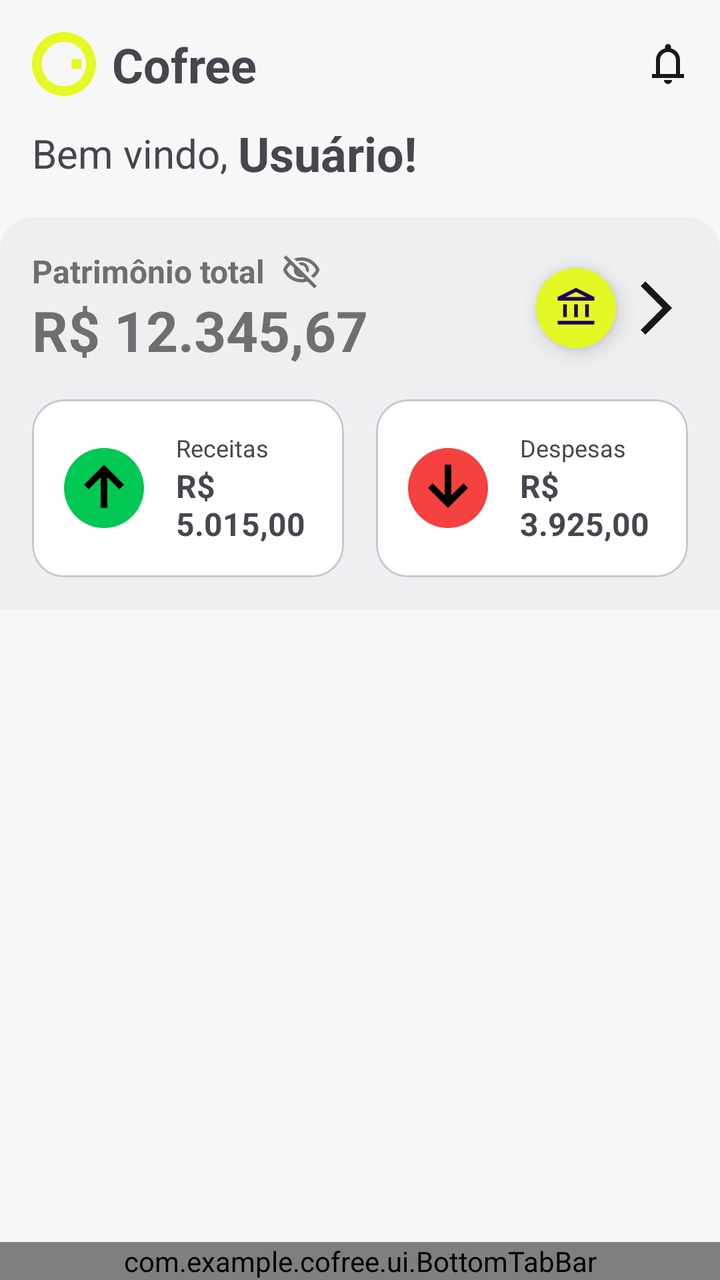
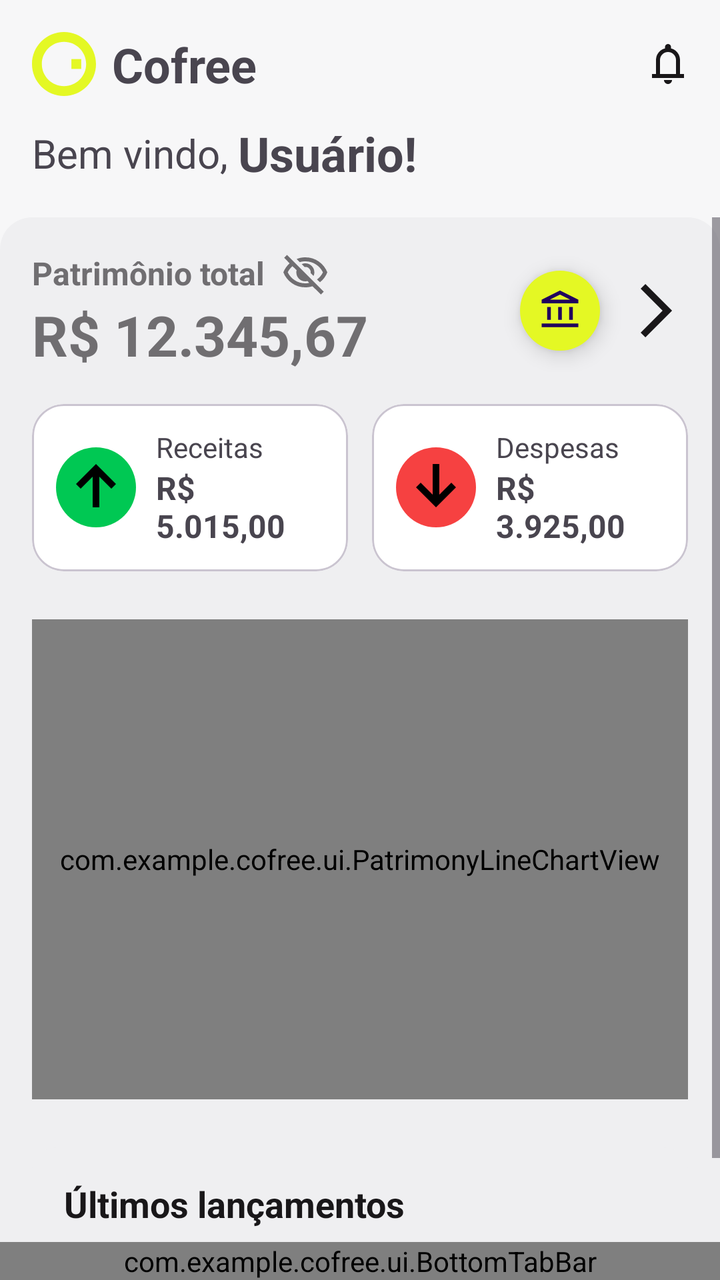

Screens rendered from an Android XML layout before and after an edit, with the pre-edit source and the edit as a unified diff.
<!-- AndroidManifest.xml: application theme Theme.Cofree -->
<!-- res/layout/activity_home.xml -->
<?xml version="1.0" encoding="utf-8"?>
<androidx.constraintlayout.widget.ConstraintLayout xmlns:android="http://schemas.android.com/apk/res/android"
    xmlns:app="http://schemas.android.com/apk/res-auto"
    xmlns:tools="http://schemas.android.com/tools"
    android:id="@+id/main"
    android:layout_width="match_parent"
    android:layout_height="match_parent"
    android:background="@color/primary"
    tools:context=".activities.Home">

    <LinearLayout
        android:id="@+id/header"
        android:layout_width="match_parent"
        android:layout_height="wrap_content"
        android:background="@color/primary"
        android:orientation="vertical"
        android:paddingHorizontal="16dp"
        android:paddingVertical="16dp"

        app:layout_constraintEnd_toEndOf="parent"
        app:layout_constraintStart_toStartOf="parent"
        app:layout_constraintTop_toTopOf="parent">

        <LinearLayout
            android:layout_width="match_parent"
            android:layout_height="wrap_content"
            android:gravity="center"
            android:orientation="horizontal">

            <LinearLayout
                android:layout_width="0dp"
                android:layout_height="wrap_content"
                android:layout_weight="1"
                android:gravity="center_vertical"
                android:orientation="horizontal">

                <ImageView
                    android:layout_width="32dp"
                    android:layout_height="32dp"
                    android:src="@drawable/logo" />

                <TextView
                    android:layout_width="0dp"
                    android:layout_height="wrap_content"
                    android:layout_marginLeft="8dp"
                    android:layout_weight="1"
                    android:text="Cofree"
                    android:textSize="24sp"
                    android:textStyle="bold" />
            </LinearLayout>

            <ImageView
                android:layout_width="20dp"
                android:layout_height="20dp"
                android:src="@drawable/ic_notifications" />

        </LinearLayout>

        <LinearLayout
            android:layout_width="match_parent"
            android:layout_height="wrap_content"
            android:layout_marginTop="12dp"
            android:gravity="center_vertical"
            android:orientation="horizontal">

            <TextView
                android:layout_width="wrap_content"
                android:layout_height="wrap_content"
                android:text="Bem vindo, "
                android:textSize="20sp" />

            <TextView
                android:id="@+id/nome_usuario"
                android:layout_width="wrap_content"
                android:layout_height="wrap_content"
                android:text="Usuário!"
                android:textSize="24sp"
                android:textStyle="bold" />
        </LinearLayout>
    </LinearLayout>

    <ScrollView
        android:layout_width="match_parent"
        android:layout_height="wrap_content"
        app:layout_constraintEnd_toEndOf="parent"
        app:layout_constraintStart_toStartOf="parent"
        app:layout_constraintTop_toBottomOf="@id/header">

        <LinearLayout
            android:layout_width="match_parent"
            android:layout_height="match_parent"
            android:background="@drawable/bg_home_main"
            android:orientation="vertical"
            android:paddingHorizontal="16dp"
            android:paddingBottom="16dp">

            <LinearLayout
                android:layout_width="match_parent"
                android:layout_height="wrap_content"
                android:layout_marginTop="16dp"
                android:gravity="center_vertical"
                android:orientation="horizontal">

                <LinearLayout
                    android:layout_width="0dp"
                    android:layout_height="wrap_content"
                    android:layout_weight="1"
                    android:orientation="vertical">

                    <LinearLayout
                        android:layout_width="wrap_content"
                        android:layout_height="wrap_content"
                        android:gravity="center_vertical"
                        android:orientation="horizontal">

                        <TextView
                            android:layout_width="wrap_content"
                            android:layout_height="wrap_content"
                            android:text="Patrimônio total"
                            android:textColor="@color/text_secondary"
                            android:textSize="16sp"
                            android:textStyle="bold" />

                        <ImageView
                            android:layout_width="20dp"
                            android:layout_height="20dp"
                            android:layout_marginLeft="8dp"
                            android:src="@drawable/ic_visibility_off" />
                    </LinearLayout>

                    <TextView
                        android:id="@+id/txt_saldo"
                        android:layout_width="wrap_content"
                        android:layout_height="wrap_content"
                        android:text="R$ 12.345,67"
                        android:textColor="@color/text_secondary"
                        android:textSize="28sp"
                        android:textStyle="bold" />
                </LinearLayout>

                <com.google.android.material.floatingactionbutton.FloatingActionButton
                    android:id="@+id/button_contas"
                    android:layout_width="40dp"
                    android:layout_height="40dp"
                    android:contentDescription="Contas"
                    android:src="@drawable/ic_account_balance"
                    app:backgroundTint="@color/green_cofree"
                    app:fabCustomSize="40dp"
                    app:maxImageSize="22dp"

                    app:shapeAppearanceOverlay="@style/ShapeAppearance.Cofree.Circle" />


                <ImageView
                    android:layout_width="32dp"
                    android:layout_height="32dp"
                    android:src="@drawable/ic_chevron_right" />


            </LinearLayout>

            <LinearLayout
                android:layout_width="match_parent"
                android:layout_height="wrap_content"
                android:layout_marginTop="16dp"
                android:gravity="center_vertical"
                android:orientation="horizontal">

                
                <com.google.android.material.card.MaterialCardView
                    android:layout_width="0dp"
                    android:layout_height="wrap_content"
                    android:layout_marginEnd="8dp"
                    android:layout_weight="1"
                    app:cardBackgroundColor="@color/surface"
                    app:cardCornerRadius="16dp"
                    app:cardElevation="0dp">

                    <LinearLayout
                        android:id="@+id/button_receitas"
                        android:layout_width="match_parent"
                        android:layout_height="match_parent"
                        android:gravity="center_vertical"
                        android:orientation="horizontal"
                        android:padding="16dp">

                        <ImageView
                            android:layout_width="40dp"
                            android:layout_height="40dp"
                            android:background="@drawable/bg_circle_income"
                            android:src="@drawable/ic_arrow_up" />

                        <LinearLayout
                            android:layout_width="0dp"
                            android:layout_height="wrap_content"
                            android:layout_marginStart="16dp"
                            android:layout_weight="1"
                            android:orientation="vertical">

                            <TextView
                                android:layout_width="wrap_content"
                                android:layout_height="wrap_content"
                                android:text="Receitas"
                                android:textSize="12sp" />

                            <TextView
                                android:layout_width="wrap_content"
                                android:layout_height="wrap_content"
                                android:text="R$ 5.015,00"
                                android:textSize="16sp"
                                android:textStyle="bold" />

                        </LinearLayout>

                    </LinearLayout>

                </com.google.android.material.card.MaterialCardView>

                <com.google.android.material.card.MaterialCardView
                    android:layout_width="0dp"
                    android:layout_height="wrap_content"
                    android:layout_marginStart="8dp"
                    android:layout_weight="1"
                    app:cardBackgroundColor="@color/surface"
                    app:cardCornerRadius="16dp"
                    app:cardElevation="0dp">

                    <LinearLayout
                        android:id="@+id/button_despesas"
                        android:layout_width="match_parent"
                        android:layout_height="match_parent"
                        android:gravity="center_vertical"
                        android:orientation="horizontal"
                        android:padding="16dp">

                        <ImageView
                            android:layout_width="40dp"
                            android:layout_height="40dp"
                            android:background="@drawable/bg_circle_expense"
                            android:src="@drawable/ic_arrow_down" />

                        <LinearLayout
                            android:layout_width="0dp"
                            android:layout_height="wrap_content"
                            android:layout_marginStart="16dp"
                            android:layout_weight="1"
                            android:orientation="vertical">

                            <TextView
                                android:layout_width="wrap_content"
                                android:layout_height="wrap_content"
                                android:text="Despesas"
                                android:textSize="12sp" />

                            <TextView
                                android:layout_width="wrap_content"
                                android:layout_height="wrap_content"
                                android:text="R$ 3.925,00"
                                android:textSize="16sp"
                                android:textStyle="bold" />

                        </LinearLayout>

                    </LinearLayout>

                </com.google.android.material.card.MaterialCardView>

                


            </LinearLayout>
        </LinearLayout>


    </ScrollView>

    <com.example.cofree.ui.BottomTabBar
        android:layout_width="match_parent"
        android:layout_height="wrap_content"
        app:layout_constraintBottom_toBottomOf="parent"
        app:layout_constraintEnd_toEndOf="parent"
        app:layout_constraintStart_toStartOf="parent" />
</androidx.constraintlayout.widget.ConstraintLayout>
<!-- resources referenced by this layout -->
<resources>
  <color name="green_cofree">#e4f824</color>
  <color name="primary">#f7f7f8</color>
  <color name="surface">#ffffff</color>
  <color name="text_secondary">#706e71</color>
  <!-- drawable bg_circle_expense (drawable) -->
  <shape xmlns:android="http://schemas.android.com/apk/res/android"
      android:shape="oval">
  
      <solid android:color="@color/expense" />
  
  </shape>
  <!-- drawable bg_circle_income (drawable) -->
  <shape xmlns:android="http://schemas.android.com/apk/res/android"
      android:shape="oval">
  
      <solid android:color="@color/income" />
  
  </shape>
  <!-- drawable bg_home_main (drawable) -->
  <?xml version="1.0" encoding="utf-8"?>
  <shape xmlns:android="http://schemas.android.com/apk/res/android"
      android:shape="rectangle">
  
      <solid android:color="@color/medium" />
  
      <corners
          android:topLeftRadius="16dp"
          android:topRightRadius="16dp"
          android:bottomLeftRadius="0dp"
          android:bottomRightRadius="0dp" />
  
  </shape>
  <!-- drawable ic_arrow_down (drawable) -->
  <vector xmlns:android="http://schemas.android.com/apk/res/android" android:height="24dp" android:tint="#000000" android:viewportHeight="960" android:viewportWidth="960" android:width="24dp">
        
      <path android:fillColor="@android:color/white" android:pathData="M480,720L240,480L296,424L440,568L440,200L520,200L520,568L664,424L720,480L480,720Z"/>
      
  </vector>
  <!-- drawable ic_arrow_up (drawable) -->
  <vector xmlns:android="http://schemas.android.com/apk/res/android" android:height="24dp" android:tint="#000000" android:viewportHeight="960" android:viewportWidth="960" android:width="24dp">
        
      <path android:fillColor="@android:color/white" android:pathData="M440,720L440,352L296,496L240,440L480,200L720,440L664,496L520,352L520,720L440,720Z"/>
      
  </vector>
  <!-- drawable ic_chevron_right (drawable) -->
  <vector xmlns:android="http://schemas.android.com/apk/res/android" android:autoMirrored="true" android:height="24dp" android:tint="@color/text_primary" android:viewportHeight="960" android:viewportWidth="960" android:width="24dp">
        
      <path android:fillColor="@android:color/white" android:pathData="M321,880L250,809L579,480L250,151L321,80L721,480L321,880Z"/>
      
  </vector>
  <style name="ShapeAppearance.Cofree.Circle" parent="ShapeAppearance.Material3.Corner.Full" />
  <style name="Theme.Cofree" parent="Base.Theme.Cofree" />
  <color name="expense">#f64141</color>
  <color name="income">#00c853</color>
  <color name="medium">#efeff1</color>
  <color name="black">#FF000000</color>
  <color name="text_primary">#191719</color>
  <color name="transfer">#706e71</color>
  <style name="Base.Theme.Cofree" parent="Theme.Material3.DayNight.NoActionBar">
          <item name="colorPrimary">@color/text_primary</item>
          <item name="colorPrimaryContainer">@color/text_primary</item>
          <item name="colorAccent">@color/text_secondary</item>
          <item name="colorSurface">@color/surface</item>
          <item name="android:colorBackground">@color/primary</item>
  
      </style>
  <!-- unchanged entries left out for length: 4 -->
</resources>

<!-- the commit's change to res/layout/activity_home.xml (unified diff, before → after) -->
@@ -79,25 +79,31 @@
         </LinearLayout>
     </LinearLayout>
 
+
     <ScrollView
         android:layout_width="match_parent"
-        android:layout_height="wrap_content"
+        android:layout_height="0dp"
+        android:clipToPadding="false"
+        android:fillViewport="true"
+        android:paddingBottom="8dp"
+        app:layout_constraintBottom_toTopOf="@id/bottom_tab_bar"
         app:layout_constraintEnd_toEndOf="parent"
         app:layout_constraintStart_toStartOf="parent"
         app:layout_constraintTop_toBottomOf="@id/header">
 
         <LinearLayout
             android:layout_width="match_parent"
-            android:layout_height="match_parent"
+            android:layout_height="wrap_content"
             android:background="@drawable/bg_home_main"
             android:orientation="vertical"
             android:paddingHorizontal="16dp"
-            android:paddingBottom="16dp">
-
+            android:paddingTop="16dp"
+            android:paddingBottom="20dp">
+
+            
             <LinearLayout
                 android:layout_width="match_parent"
                 android:layout_height="wrap_content"
-                android:layout_marginTop="16dp"
                 android:gravity="center_vertical"
                 android:orientation="horizontal">
 
@@ -122,9 +128,11 @@
                             android:textStyle="bold" />
 
                         <ImageView
-                            android:layout_width="20dp"
-                            android:layout_height="20dp"
-                            android:layout_marginLeft="8dp"
+                            android:id="@+id/button_ocultar_saldo"
+                            android:layout_width="24dp"
+                            android:layout_height="24dp"
+                            android:layout_marginStart="8dp"
+                            android:contentDescription="Ocultar patrimônio"
                             android:src="@drawable/ic_visibility_off" />
                     </LinearLayout>
 
@@ -147,18 +155,18 @@
                     app:backgroundTint="@color/green_cofree"
                     app:fabCustomSize="40dp"
                     app:maxImageSize="22dp"
-
                     app:shapeAppearanceOverlay="@style/ShapeAppearance.Cofree.Circle" />
 
-
                 <ImageView
+                    android:id="@+id/button_evolucao_patrimonio"
                     android:layout_width="32dp"
                     android:layout_height="32dp"
+                    android:layout_marginStart="8dp"
+                    android:contentDescription="Ver evolução do patrimônio"
                     android:src="@drawable/ic_chevron_right" />
-
-
             </LinearLayout>
 
+            
             <LinearLayout
                 android:layout_width="match_parent"
                 android:layout_height="wrap_content"
@@ -166,11 +174,10 @@
                 android:gravity="center_vertical"
                 android:orientation="horizontal">
 
-                
                 <com.google.android.material.card.MaterialCardView
                     android:layout_width="0dp"
                     android:layout_height="wrap_content"
-                    android:layout_marginEnd="8dp"
+                    android:layout_marginEnd="6dp"
                     android:layout_weight="1"
                     app:cardBackgroundColor="@color/surface"
                     app:cardCornerRadius="16dp"
@@ -182,7 +189,7 @@
                         android:layout_height="match_parent"
                         android:gravity="center_vertical"
                         android:orientation="horizontal"
-                        android:padding="16dp">
+                        android:padding="12dp">
 
                         <ImageView
                             android:layout_width="40dp"
@@ -193,7 +200,7 @@
                         <LinearLayout
                             android:layout_width="0dp"
                             android:layout_height="wrap_content"
-                            android:layout_marginStart="16dp"
+                            android:layout_marginStart="10dp"
                             android:layout_weight="1"
                             android:orientation="vertical">
 
@@ -201,25 +208,23 @@
                                 android:layout_width="wrap_content"
                                 android:layout_height="wrap_content"
                                 android:text="Receitas"
-                                android:textSize="12sp" />
+                                android:textSize="14sp" />
 
                             <TextView
+                                android:id="@+id/txt_total_receitas"
                                 android:layout_width="wrap_content"
                                 android:layout_height="wrap_content"
                                 android:text="R$ 5.015,00"
                                 android:textSize="16sp"
                                 android:textStyle="bold" />
-
                         </LinearLayout>
-
                     </LinearLayout>
-
                 </com.google.android.material.card.MaterialCardView>
 
                 <com.google.android.material.card.MaterialCardView
                     android:layout_width="0dp"
                     android:layout_height="wrap_content"
-                    android:layout_marginStart="8dp"
+                    android:layout_marginStart="6dp"
                     android:layout_weight="1"
                     app:cardBackgroundColor="@color/surface"
                     app:cardCornerRadius="16dp"
@@ -231,7 +236,7 @@
                         android:layout_height="match_parent"
                         android:gravity="center_vertical"
                         android:orientation="horizontal"
-                        android:padding="16dp">
+                        android:padding="12dp">
 
                         <ImageView
                             android:layout_width="40dp"
@@ -242,7 +247,7 @@
                         <LinearLayout
                             android:layout_width="0dp"
                             android:layout_height="wrap_content"
-                            android:layout_marginStart="16dp"
+                            android:layout_marginStart="10dp"
                             android:layout_weight="1"
                             android:orientation="vertical">
 
@@ -250,34 +255,146 @@
                                 android:layout_width="wrap_content"
                                 android:layout_height="wrap_content"
                                 android:text="Despesas"
-                                android:textSize="12sp" />
+                                android:textSize="14sp" />
 
                             <TextView
+                                android:id="@+id/txt_total_despesas"
                                 android:layout_width="wrap_content"
                                 android:layout_height="wrap_content"
                                 android:text="R$ 3.925,00"
                                 android:textSize="16sp"
                                 android:textStyle="bold" />
-
                         </LinearLayout>
-
                     </LinearLayout>
-
                 </com.google.android.material.card.MaterialCardView>
-
-                
-
-
             </LinearLayout>
+
+            
+            <com.example.cofree.ui.PatrimonyLineChartView
+                android:id="@+id/grafico_evolucao_patrimonio"
+                android:layout_width="match_parent"
+                android:layout_height="240dp"
+                android:layout_marginTop="24dp"
+                android:background="@drawable/bg_patrimony_card" />
+
+            
+            <LinearLayout
+                android:layout_width="match_parent"
+                android:layout_height="wrap_content"
+                android:layout_marginTop="24dp"
+                android:background="@drawable/bg_patrimony_card"
+                android:orientation="vertical"
+                android:padding="16dp">
+
+                <TextView
+                    android:layout_width="wrap_content"
+                    android:layout_height="wrap_content"
+                    android:text="Últimos lançamentos"
+                    android:textColor="@color/text_primary"
+                    android:textSize="18sp"
+                    android:textStyle="bold" />
+
+            </LinearLayout>
+
+            <androidx.recyclerview.widget.RecyclerView
+                android:id="@+id/recycler_ultimos_lancamentos"
+                android:layout_width="match_parent"
+                android:layout_height="wrap_content"
+                android:layout_marginTop="8dp"
+                android:nestedScrollingEnabled="false"
+                tools:itemCount="5"
+                tools:listitem="@layout/item_movimentacao" />
+
         </LinearLayout>
-
-
     </ScrollView>
 
     <com.example.cofree.ui.BottomTabBar
+        android:id="@+id/bottom_tab_bar"
         android:layout_width="match_parent"
         android:layout_height="wrap_content"
         app:layout_constraintBottom_toBottomOf="parent"
         app:layout_constraintEnd_toEndOf="parent"
         app:layout_constraintStart_toStartOf="parent" />
 </androidx.constraintlayout.widget.ConstraintLayout>
+<!-- res/layout/item_movimentacao.xml (included above) -->
+<?xml version="1.0" encoding="utf-8"?>
+<LinearLayout xmlns:android="http://schemas.android.com/apk/res/android"
+    android:layout_width="match_parent"
+    android:layout_height="wrap_content"
+    android:orientation="vertical"
+    android:paddingVertical="12dp">
+
+    <LinearLayout
+        android:layout_width="match_parent"
+        android:layout_height="wrap_content"
+        android:gravity="center_vertical"
+        android:orientation="horizontal">
+
+        <ImageView
+            android:id="@+id/image_tipo_movimentacao"
+            android:layout_width="56dp"
+            android:layout_height="56dp"
+            android:padding="6dp"
+            android:src="@drawable/ic_wallet" />
+
+        <LinearLayout
+            android:layout_width="0dp"
+            android:layout_height="wrap_content"
+            android:layout_marginStart="16dp"
+            android:layout_weight="1"
+            android:orientation="vertical">
+
+            <TextView
+                android:id="@+id/text_titulo_movimentacao"
+                android:layout_width="match_parent"
+                android:layout_height="wrap_content"
+                android:text="Despesa"
+                android:textColor="@color/text_primary"
+                android:textSize="20sp" />
+
+            <TextView
+                android:id="@+id/text_detalhe_movimentacao"
+                android:layout_width="match_parent"
+                android:layout_height="wrap_content"
+                android:layout_marginTop="16dp"
+                android:text="Categoria"
+                android:textColor="@color/text_secondary"
+                android:textSize="16sp" />
+
+        </LinearLayout>
+
+        <LinearLayout
+            android:layout_width="wrap_content"
+            android:layout_height="wrap_content"
+            android:gravity="end"
+            android:orientation="vertical">
+
+            <TextView
+                android:id="@+id/text_valor_movimentacao"
+                android:layout_width="wrap_content"
+                android:layout_height="wrap_content"
+                android:text="R$ 100,00"
+                android:textColor="@color/expense"
+                android:textSize="20sp" />
+
+            <TextView
+                android:id="@+id/text_valor_secundario"
+                android:layout_width="wrap_content"
+                android:layout_height="wrap_content"
+                android:layout_marginTop="16dp"
+                android:text="Carteira"
+                android:textColor="@color/text_secondary"
+                android:textSize="16sp"
+                android:visibility="gone" />
+
+        </LinearLayout>
+
+    </LinearLayout>
+
+    <View
+        android:layout_width="match_parent"
+        android:layout_height="1dp"
+        android:layout_marginTop="12dp"
+        android:background="@color/text_secondary" />
+
+</LinearLayout>
<!-- resource entries referenced after the edit -->
@@ -32,6 +32,12 @@
           android:bottomRightRadius="0dp" />
   
   </shape>
+  <!-- drawable bg_patrimony_card (drawable) -->
+  <?xml version="1.0" encoding="utf-8"?>
+  <shape xmlns:android="http://schemas.android.com/apk/res/android">
+      <solid android:color="@color/medium" />
+      <corners android:radius="12dp" />
+  </shape>
   <!-- drawable ic_arrow_down (drawable) -->
   <vector xmlns:android="http://schemas.android.com/apk/res/android" android:height="24dp" android:tint="#000000" android:viewportHeight="960" android:viewportWidth="960" android:width="24dp">
         
@@ -49,6 +55,16 @@
         
       <path android:fillColor="@android:color/white" android:pathData="M321,880L250,809L579,480L250,151L321,80L721,480L321,880Z"/>
       
+  </vector>
+  <!-- drawable ic_wallet (drawable) -->
+  <vector xmlns:android="http://schemas.android.com/apk/res/android"
+      android:width="24dp"
+      android:height="24dp"
+      android:viewportWidth="24"
+      android:viewportHeight="24">
+    <path
+        android:pathData="M18,4H6C3.79,4 2,5.79 2,8v8c0,2.21 1.79,4 4,4h12c2.21,0 4,-1.79 4,-4V8C22,5.79 20.21,4 18,4zM16.14,13.77c-0.24,0.2 -0.57,0.28 -0.88,0.2L4.15,11.25C4.45,10.52 5.16,10 6,10h12c0.67,0 1.26,0.34 1.63,0.84L16.14,13.77zM6,6h12c1.1,0 2,0.9 2,2v0.55C19.41,8.21 18.73,8 18,8H6C5.27,8 4.59,8.21 4,8.55V8C4,6.9 4.9,6 6,6z"
+        android:fillColor="@color/text_primary"/>
   </vector>
   <style name="ShapeAppearance.Cofree.Circle" parent="ShapeAppearance.Material3.Corner.Full" />
   <style name="Theme.Cofree" parent="Base.Theme.Cofree" />
